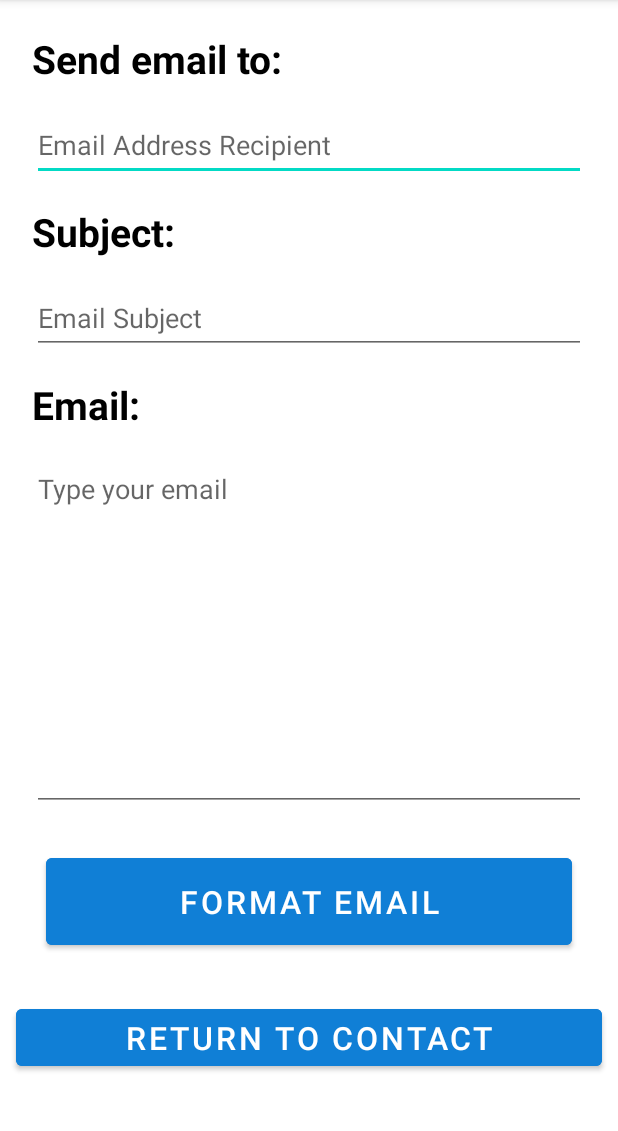
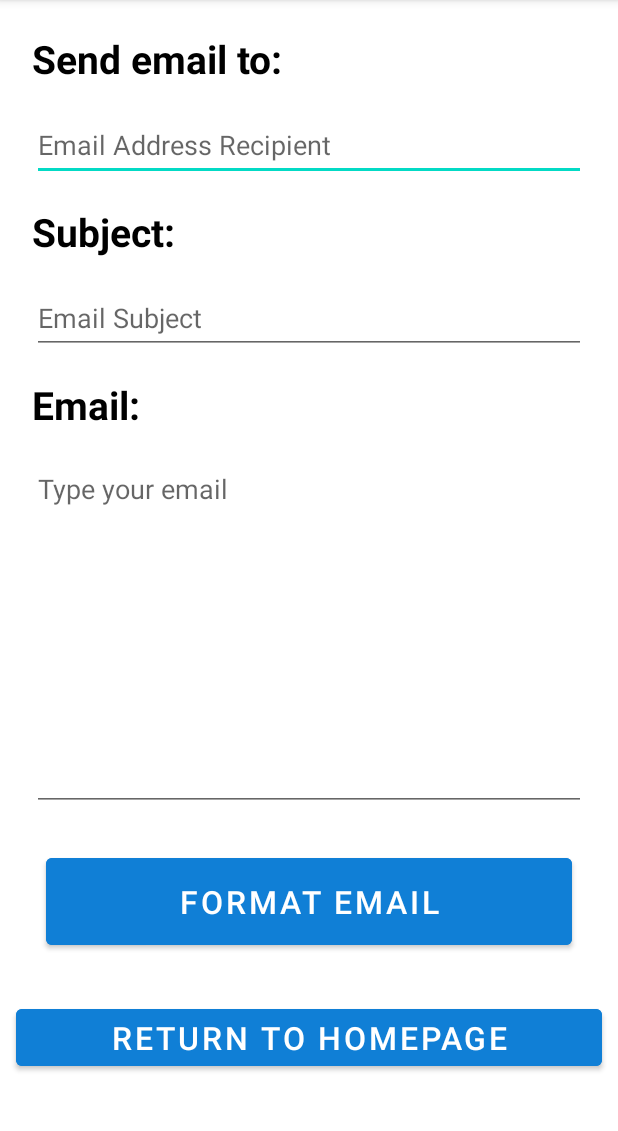
Before and after one commit to Efeighery/MedsUpApp, an Android app: the EmailMaker screen opened directly, with no data from a screen before it, on a phone screen of 412 x 824 dp, the part 84-1215 px from its top. Run offline under Robolectric (Android 15) with nearby library versions, the phone set to English and light mode, and no system bars.

```diff
--- a/app/src/main/java/com/example/medsupapp/EmailMaker.java
+++ b/app/src/main/java/com/example/medsupapp/EmailMaker.java
@@ -40,6 +40,8 @@ public class EmailMaker extends AppCompatActivity {
         emailMessage = findViewById(R.id.emailContent);
         sendBtn = findViewById(R.id.sendEmailBtn);
 
+        returnBtn = findViewById(R.id.hoBtn);
+
 
         sendBtn.setOnClickListener(new View.OnClickListener() {
             @Override
@@ -58,5 +60,7 @@ public class EmailMaker extends AppCompatActivity {
                 startActivity(Intent.createChooser(itt, "Select an email address"));
             }
         });
+
+        returnBtn.setOnClickListener(v -> startActivity(new Intent(EmailMaker.this, MainActivity.class)));
     }
 }
--- a/app/src/main/res/layout/activity_email_maker.xml
+++ b/app/src/main/res/layout/activity_email_maker.xml
@@ -76,12 +76,12 @@
         />
 
     <Button
-        android:id="@+id/listBtn"
+        android:id="@+id/hoBtn"
         android:layout_width="match_parent"
         android:layout_height="50dp"
         android:layout_margin="5dp"
         android:backgroundTint="#107FD6"
-        android:text="Return to Contact"
+        android:text="Return to HomePage"
         android:textSize="21sp" />
 
 
```
Also changed, not shown: app/src/main/java/com/example/medsupapp/TextMaker.java (+13 -22 lines).
